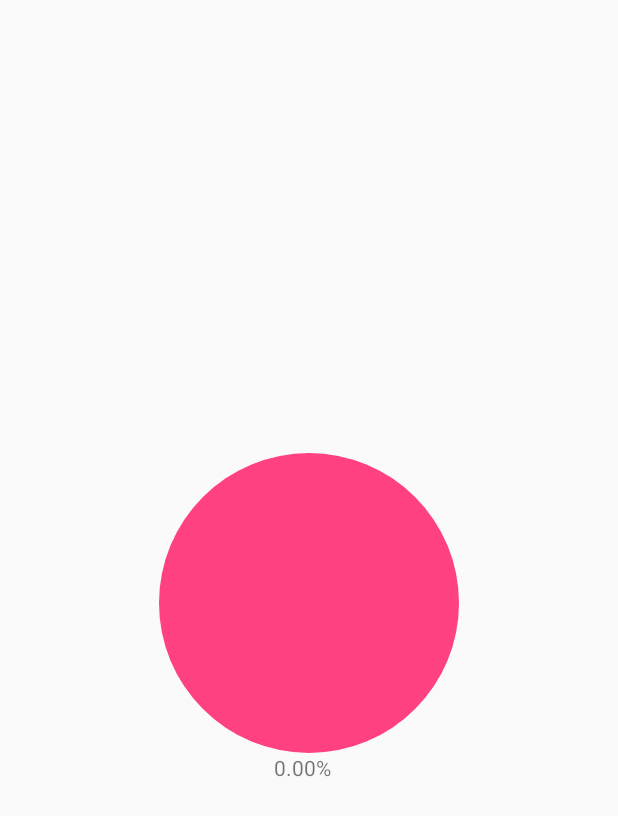
After one commit to luqinmao/CustomViewStudy, an Android app: the WaveProgressActivity screen opened directly, with no data from a screen before it, on a phone screen of 412 x 824 dp. The commit adds this screen. Shown: the top 816 px of the screen. Run offline under Robolectric (Android 15) with nearby library versions, the phone set to English and light mode, and no system bars.

Commit message:
水波纹进度

```diff
--- a/app/src/main/AndroidManifest.xml
+++ b/app/src/main/AndroidManifest.xml
@@ -23,6 +23,7 @@
         <activity android:name=".activity.BezierLineActivity"/>
         <activity android:name=".activity.ExpandViewActivity"/>
         <activity android:name=".activity.ExpandMenuActivity" />
+        <activity android:name=".activity.WaveProgressActivity" />
     </application>
 
 </manifest>
--- /dev/null
+++ b/app/src/main/java/com/lqm/customview/View/WaveProgressView.java
@@ -0,0 +1,296 @@
+package com.lqm.customview.View;
+
+import android.content.Context;
+import android.content.res.TypedArray;
+import android.graphics.Bitmap;
+import android.graphics.Canvas;
+import android.graphics.Color;
+import android.graphics.Paint;
+import android.graphics.Path;
+import android.graphics.PorterDuff;
+import android.graphics.PorterDuffXfermode;
+import android.support.annotation.Nullable;
+import android.util.AttributeSet;
+import android.view.View;
+import android.view.animation.Animation;
+import android.view.animation.LinearInterpolator;
+import android.view.animation.Transformation;
+import android.widget.TextView;
+
+import com.lqm.customview.R;
+import com.lqm.customview.utils.DensityUtils;
+
+/**
+ * user：lqm
+ * desc：水波浪进度框
+ *      src:https://www.jianshu.com/p/34bbcd80dc7a
+ */
+
+public class WaveProgressView  extends View{
+
+    private Paint circlePaint;//圆形进度框画笔
+    private Paint wavePaint;//绘制波浪画笔
+    private Path wavePath;//绘制波浪Path
+    private Paint secondWavePaint;//绘制第二个波浪的画笔
+
+    private Bitmap bitmap;//缓存bitmap
+    private Canvas bitmapCanvas;
+
+    private WaveProgressAnim waveProgressAnim;
+    private TextView textView;
+    private OnAnimationListener onAnimationListener;
+
+    private float waveWidth;//波浪宽度
+    private float waveHeight;//波浪高度
+    private int waveNum;//波浪组的数量（一次起伏为一组）
+    private float waveMovingDistance;//波浪平移的距离
+
+    private int viewSize;//重新测量后View实际的宽高
+    private int defaultSize;//自定义View默认的宽高
+
+    private float percent;//进度条占比
+    private float progressNum;//可以更新的进度条数值
+    private float maxNum;//进度条最大值
+
+    private int waveColor;//波浪颜色
+    private int secondWaveColor;//第二层波浪颜色
+    private int bgColor;//背景进度框颜色
+
+    private boolean isDrawSecondWave;
+
+
+    public WaveProgressView(Context context, @Nullable AttributeSet attrs) {
+        super(context, attrs);
+        init(context,attrs);
+    }
+
+    private void init(Context context,AttributeSet attrs){
+        TypedArray typedArray = context.obtainStyledAttributes(attrs, R.styleable.WaveProgressView);
+        waveWidth = typedArray.getDimension(R.styleable.WaveProgressView_wave_width, DensityUtils.dp2px(context,25));
+        waveHeight = typedArray.getDimension(R.styleable.WaveProgressView_wave_height,DensityUtils.dp2px(context,5));
+        waveColor = typedArray.getColor(R.styleable.WaveProgressView_wave_color,Color.GREEN);
+        secondWaveColor = typedArray.getColor(R.styleable.WaveProgressView_second_wave_color,getResources().getColor(R.color.light));
+        bgColor = typedArray.getColor(R.styleable.WaveProgressView_wave_bg_color,Color.GRAY);
+        typedArray.recycle();
+
+        defaultSize = DensityUtils.dp2px(context,100);
+        waveNum =(int) Math.ceil(Double.parseDouble(String.valueOf(defaultSize / waveWidth / 2)));
+        waveMovingDistance = 0;
+
+        wavePath = new Path();
+
+        wavePaint = new Paint();
+        wavePaint.setColor(waveColor);
+        wavePaint.setAntiAlias(true);//设置抗锯齿
+        wavePaint.setXfermode(new PorterDuffXfermode(PorterDuff.Mode.SRC_IN));
+
+        secondWavePaint = new Paint();
+        secondWavePaint.setColor(secondWaveColor);
+        secondWavePaint.setAntiAlias(true);//设置抗锯齿
+        secondWavePaint.setXfermode(new PorterDuffXfermode(PorterDuff.Mode.SRC_ATOP));//因为要覆盖在第一层波浪上，且要让半透明生效，所以选此模式
+
+        circlePaint = new Paint();
+        circlePaint.setColor(bgColor);
+        circlePaint.setAntiAlias(true);//设置抗锯齿
+
+        waveProgressAnim = new WaveProgressAnim();
+        waveProgressAnim.setAnimationListener(new Animation.AnimationListener() {
+            @Override
+            public void onAnimationStart(Animation animation) {}
+
+            @Override
+            public void onAnimationEnd(Animation animation) {}
+
+            @Override
+            public void onAnimationRepeat(Animation animation) {
+                /*if(percent == progressNum / maxNum){
+                    waveProgressAnim.setDuration(5000);
+                }*/
+            }
+        });
+
+        percent = 0;
+        progressNum = 0;
+        maxNum = 100;
+        isDrawSecondWave = false;
+    }
+
+    @Override
+    protected void onMeasure(int widthMeasureSpec, int heightMeasureSpec) {
+        super.onMeasure(widthMeasureSpec, heightMeasureSpec);
+
+        int height = measureSize(defaultSize, heightMeasureSpec);
+        int width = measureSize(defaultSize, widthMeasureSpec);
+        int min = Math.min(width, height);// 获取View最短边的长度
+        setMeasuredDimension(min, min);// 强制改View为以最短边为长度的正方形
+        viewSize = min;
+        waveNum =(int) Math.ceil(Double.parseDouble(String.valueOf(viewSize / waveWidth / 2)));
+
+    }
+
+    private int measureSize(int defaultSize,int measureSpec) {
+        int result = defaultSize;
+        int specMode = View.MeasureSpec.getMode(measureSpec);
+        int specSize = View.MeasureSpec.getSize(measureSpec);
+
+        if (specMode == View.MeasureSpec.EXACTLY) {
+            result = specSize;
+        } else if (specMode == View.MeasureSpec.AT_MOST) {
+            result = Math.min(result, specSize);
+        }
+        return result;
+    }
+
+    @Override
+    protected void onDraw(Canvas canvas) {
+        super.onDraw(canvas);
+        bitmap = Bitmap.createBitmap(viewSize, viewSize, Bitmap.Config.ARGB_8888);
+        bitmapCanvas = new Canvas(bitmap);
+
+        bitmapCanvas.drawCircle(viewSize/2, viewSize/2, viewSize/2, circlePaint);
+        bitmapCanvas.drawPath(getWavePath(),wavePaint);
+        if(isDrawSecondWave){
+            bitmapCanvas.drawPath(getSecondWavePath(),secondWavePaint);
+        }
+
+        canvas.drawBitmap(bitmap, 0, 0, null);
+    }
+
+    private Path getWavePath(){
+//        float changeWaveHeight = (1 - percent) * waveHeight;
+        float changeWaveHeight = waveHeight;
+        if(onAnimationListener!=null){
+            changeWaveHeight =
+                    onAnimationListener.howToChangeWaveHeight(percent,waveHeight) == 0 && percent < 1
+                            ?waveHeight
+                            :onAnimationListener.howToChangeWaveHeight(percent,waveHeight);
+        }
+
+        wavePath.reset();
+
+        //移动到右上方，也就是p0点
+        wavePath.moveTo(viewSize, (1-percent)*viewSize);
+        //移动到右下方，也就是p1点
+        wavePath.lineTo(viewSize, viewSize);
+        //移动到左下边，也就是p2点
+        wavePath.lineTo(0, viewSize);
+        //移动到左上方，也就是p3点
+        //wavePath.lineTo(0, (1-percent)*viewSize);
+        wavePath.lineTo(-waveMovingDistance, (1-percent)*viewSize);
+
+        //从p3开始向p0方向绘制波浪曲线
+        for (int i=0;i<waveNum*2;i++){
+            wavePath.rQuadTo(waveWidth/2, changeWaveHeight, waveWidth, 0);
+            wavePath.rQuadTo(waveWidth/2, -changeWaveHeight, waveWidth, 0);
+        }
+
+        //将path封闭起来
+        wavePath.close();
+        return wavePath;
+    }
+
+    private Path getSecondWavePath(){
+//        float changeWaveHeight = (1 - percent) * waveHeight;
+        float changeWaveHeight = waveHeight;
+        if(onAnimationListener!=null){
+            changeWaveHeight =
+                    onAnimationListener.howToChangeWaveHeight(percent,waveHeight) == 0 && percent < 1
+                            ?waveHeight
+                            :onAnimationListener.howToChangeWaveHeight(percent,waveHeight);
+        }
+
+        wavePath.reset();
+
+        //移动到左上方，也就是p3点
+        wavePath.moveTo(0, (1-percent)*viewSize);
+        //移动到左下边，也就是p2点
+        wavePath.lineTo(0, viewSize);
+        //移动到右下方，也就是p1点
+        wavePath.lineTo(viewSize, viewSize);
+        //移动到右上方，也就是p0点
+        wavePath.lineTo(viewSize + waveMovingDistance, (1-percent)*viewSize);
+
+        //从p0开始向p3方向绘制波浪曲线
+        for (int i=0;i<waveNum*2;i++){
+            wavePath.rQuadTo(-waveWidth/2, changeWaveHeight, -waveWidth, 0);
+            wavePath.rQuadTo(-waveWidth/2, -changeWaveHeight, -waveWidth, 0);
+        }
+
+        //将path封闭起来
+        wavePath.close();
+        return wavePath;
+    }
+
+    public class WaveProgressAnim extends Animation {
+
+        public WaveProgressAnim(){}
+
+        @Override
+        protected void applyTransformation(float interpolatedTime, Transformation t) {
+            super.applyTransformation(interpolatedTime, t);
+            if(percent < progressNum / maxNum){
+                percent = interpolatedTime * progressNum / maxNum;
+                if(textView !=null && onAnimationListener!=null){
+                    textView.setText(onAnimationListener.howToChangeText(interpolatedTime, progressNum,maxNum));
+                }
+            }
+            waveMovingDistance = interpolatedTime * waveNum * waveWidth * 2;
+            postInvalidate();
+        }
+    }
+
+    /**
+     * 设置进度条数值
+     * @param progressNum 进度条数值
+     * @param time 动画持续时间
+     */
+    public void setProgressNum(float progressNum, int time) {
+        this.progressNum = progressNum;
+
+        percent = 0;
+        waveProgressAnim.setDuration(time);
+        waveProgressAnim.setRepeatCount(-1);
+        waveProgressAnim.setInterpolator(new LinearInterpolator());
+        this.startAnimation(waveProgressAnim);
+    }
+
+    /**
+     * 是否绘制第二层波浪
+     * @param isDrawSecondWave
+     */
+    public void setDrawSecondWave(boolean isDrawSecondWave) {
+        this.isDrawSecondWave = isDrawSecondWave;
+    }
+
+    /**
+     * 设置显示文字的TextView
+     * @param textView
+     */
+    public void setTextView(TextView textView) {
+        this.textView = textView;
+    }
+
+    public interface OnAnimationListener {
+
+        /**
+         * 如何处理要显示的文字内容
+         * @param interpolatedTime 从0渐变成1,到1时结束动画
+         * @param updateNum 进度条数值
+         * @param maxNum 进度条最大值
+         * @return
+         */
+        String howToChangeText(float interpolatedTime, float updateNum, float maxNum);
+
+        /**
+         * 如何处理波浪高度
+         * @param percent 进度占比
+         * @param waveHeight 波浪高度
+         * @return
+         */
+        float howToChangeWaveHeight(float percent, float waveHeight);
+    }
+
+    public void setOnAnimationListener(OnAnimationListener onAnimationListener) {
+        this.onAnimationListener = onAnimationListener;
+    }
+}
--- a/app/src/main/java/com/lqm/customview/activity/MainActivity.java
+++ b/app/src/main/java/com/lqm/customview/activity/MainActivity.java
@@ -41,5 +41,8 @@ public class MainActivity extends AppCompatActivity{
     public void onClickExpandMenuView(View view){
         startActivity(new Intent(MainActivity.this,ExpandMenuActivity.class));
     }
+    public void onClickWaveProgressView(View view){
+        startActivity(new Intent(MainActivity.this,WaveProgressActivity.class));
+    }
 
 }
--- /dev/null
+++ b/app/src/main/java/com/lqm/customview/activity/WaveProgressActivity.java
@@ -0,0 +1,61 @@
+package com.lqm.customview.activity;
+
+import android.app.Activity;
+import android.os.Bundle;
+import android.support.annotation.Nullable;
+import android.widget.TextView;
+
+import com.lqm.customview.R;
+import com.lqm.customview.View.WaveProgressView;
+
+import java.text.DecimalFormat;
+
+/**
+ * user：lqm
+ * desc：水波纹进度view
+ */
+
+public class WaveProgressActivity extends Activity {
+
+
+    private WaveProgressView waveProgressView;
+    private TextView textProgress;
+
+    @Override
+    protected void onCreate(@Nullable Bundle savedInstanceState) {
+        super.onCreate(savedInstanceState);
+        setContentView(R.layout.activity_wave_progress);
+        waveProgressView = findViewById(R.id.wave_progress);
+
+        waveProgressView.setOnAnimationListener(new WaveProgressView.OnAnimationListener() {
+            @Override
+            public String howToChangeText(float interpolatedTime, float updateNum, float maxNum) {
+                return null;
+            }
+
+            //省略部分代码...
+            @Override
+            public float howToChangeWaveHeight(float percent, float waveHeight) {
+                return (1-percent)*waveHeight;
+            }
+        });
+
+        textProgress = (TextView) findViewById(R.id.text_progress);
+        waveProgressView.setTextView(textProgress);
+        waveProgressView.setOnAnimationListener(new WaveProgressView.OnAnimationListener() {
+            @Override
+            public String howToChangeText(float interpolatedTime, float updateNum, float maxNum) {
+                DecimalFormat decimalFormat=new DecimalFormat("0.00");
+                String s = decimalFormat.format(interpolatedTime * updateNum / maxNum * 100)+"%";
+                return s;
+            }
+
+            @Override
+            public float howToChangeWaveHeight(float percent, float waveHeight) {
+                return 0;
+            }
+        });
+        waveProgressView.setProgressNum(80,1500);
+
+    }
+}
--- a/app/src/main/res/layout/activity_main.xml
+++ b/app/src/main/res/layout/activity_main.xml
@@ -56,6 +56,12 @@
             android:layout_height="wrap_content"
             android:text="可展开菜单LayoutView" />
 
+        <Button
+            android:onClick="onClickWaveProgressView"
+            android:layout_width="match_parent"
+            android:layout_height="wrap_content"
+            android:text="水波浪进度框" />
+
     </LinearLayout>
 
 </ScrollView>
--- /dev/null
+++ b/app/src/main/res/layout/activity_wave_progress.xml
@@ -0,0 +1,26 @@
+<?xml version="1.0" encoding="utf-8"?>
+<LinearLayout xmlns:android="http://schemas.android.com/apk/res/android"
+    xmlns:app="http://schemas.android.com/apk/res-auto"
+    android:orientation="vertical"
+    android:gravity="center"
+    android:layout_width="match_parent"
+    android:layout_height="match_parent">
+
+
+    <com.lqm.customview.View.WaveProgressView
+        android:id="@+id/wave_progress"
+        android:layout_width="200dp"
+        android:layout_height="200dp"
+        app:wave_height="8dp"
+        app:wave_width="40dp"
+        app:wave_color="@color/light"
+        app:wave_bg_color="@color/colorAccent"/>
+
+
+    <TextView
+        android:id="@+id/text_progress"
+        android:text="123"
+        android:layout_width="wrap_content"
+        android:layout_height="wrap_content" />
+
+</LinearLayout>
--- a/app/src/main/res/values/attrs.xml
+++ b/app/src/main/res/values/attrs.xml
@@ -62,6 +62,16 @@
         <attr name="button_icon_color" format="color"></attr>
         <attr name="expand_time" format="dimension"></attr>
 
+    </declare-styleable>
 
+    <declare-styleable name="WaveProgressView">
+        <attr name="wave_color" format="color"></attr>
+        <attr name="second_wave_color" format="color"></attr>
+        <attr name="wave_bg_color" format="color"></attr>
+
+        <attr name="wave_width" format="dimension"></attr>
+        <attr name="wave_height" format="dimension"></attr>
     </declare-styleable>
+
+
 </resources>
--- a/app/src/main/res/values/colors.xml
+++ b/app/src/main/res/values/colors.xml
@@ -4,6 +4,7 @@
     <color name="colorPrimaryDark">#303F9F</color>
     <color name="colorAccent">#FF4081</color>
 
+    <color name="light">#d1d0d0</color>
     <color name="base_white">#ffffff</color>
     <color name="red">#f00</color>
     <color name="green">#0f0</color>
```
